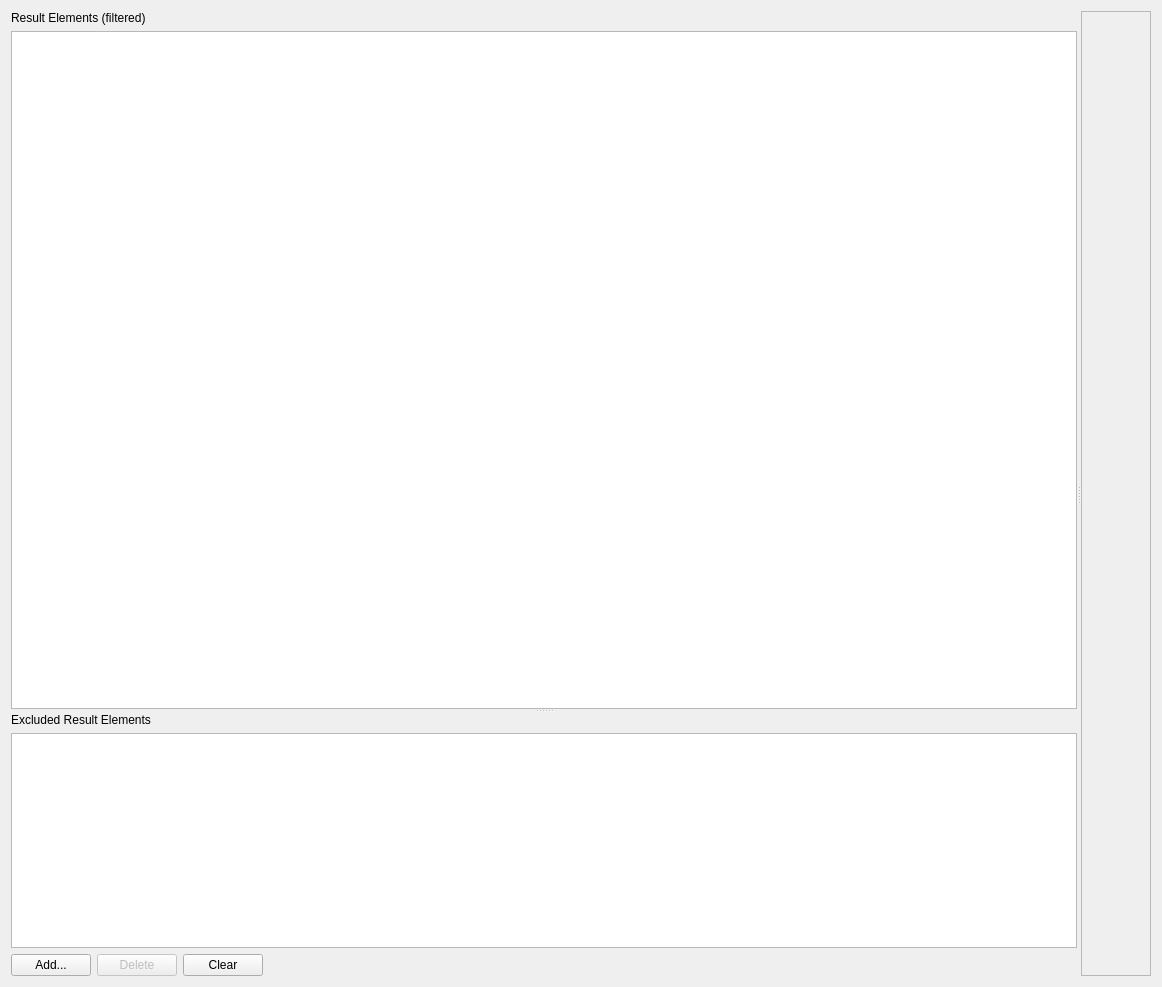
Qt form src/toolkit_gui/iqresultsetdisplayerwidget.ui (hkroeger/insightcae) before a commit.
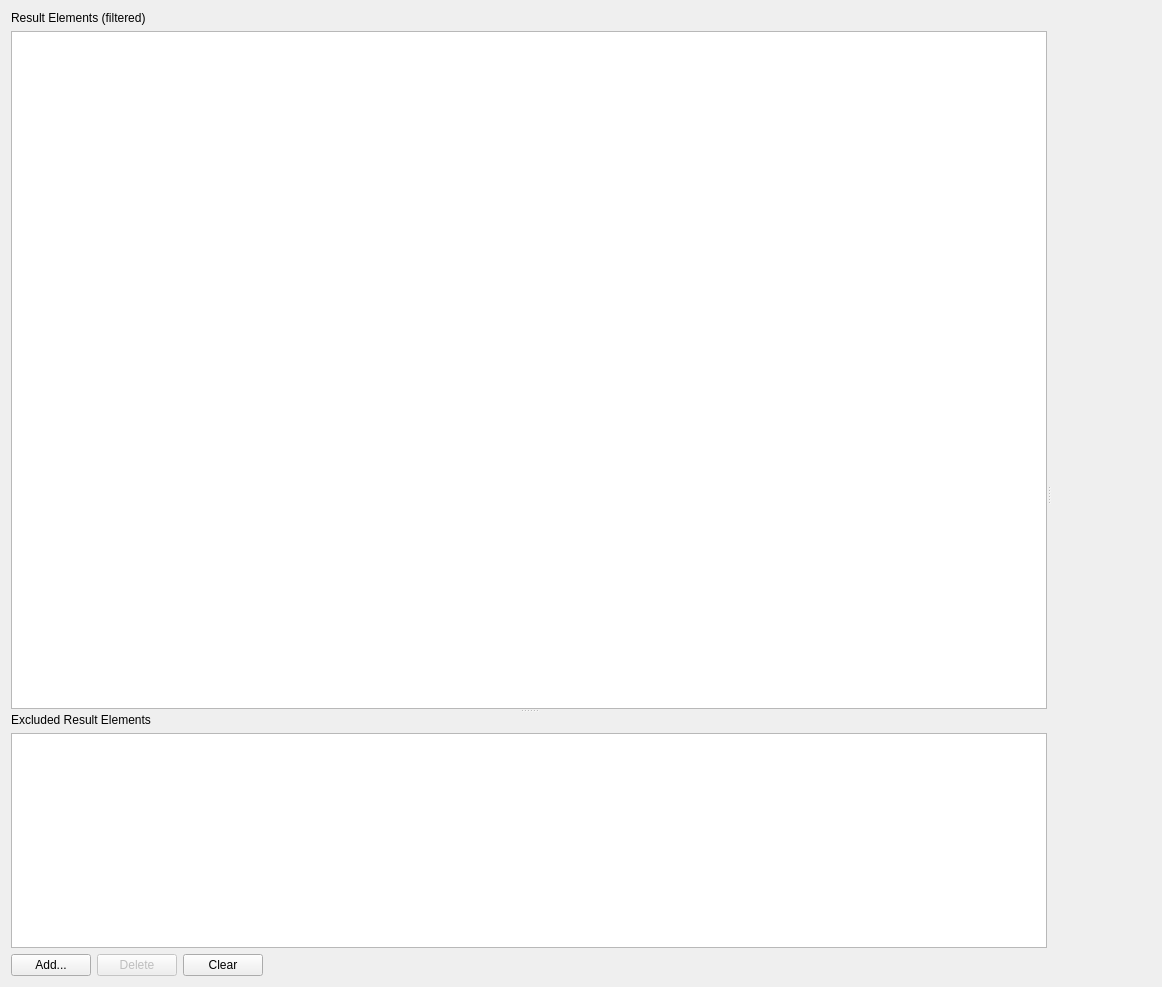
The same form after that commit.

Commit message: revise resize behaviour, remove scroll area

The edit to the form file:
```diff
--- a/src/toolkit_gui/iqresultsetdisplayerwidget.ui
+++ b/src/toolkit_gui/iqresultsetdisplayerwidget.ui
@@ -164,26 +164,13 @@
        </layout>
       </widget>
      </widget>
-     <widget class="QScrollArea" name="scrollArea">
-      <property name="horizontalScrollBarPolicy">
-       <enum>Qt::ScrollBarAlwaysOff</enum>
+     <widget class="QWidget" name="wiResultElementContent">
+      <property name="sizePolicy">
+       <sizepolicy hsizetype="Expanding" vsizetype="Expanding">
+        <horstretch>0</horstretch>
+        <verstretch>0</verstretch>
+       </sizepolicy>
       </property>
-      <property name="sizeAdjustPolicy">
-       <enum>QAbstractScrollArea::AdjustToContents</enum>
-      </property>
-      <property name="widgetResizable">
-       <bool>true</bool>
-      </property>
-      <widget class="QWidget" name="wiResultElementContent">
-       <property name="geometry">
-        <rect>
-         <x>0</x>
-         <y>0</y>
-         <width>68</width>
-         <height>967</height>
-        </rect>
-       </property>
-      </widget>
      </widget>
     </widget>
    </item>
```
The commit also changes 5 other files.
